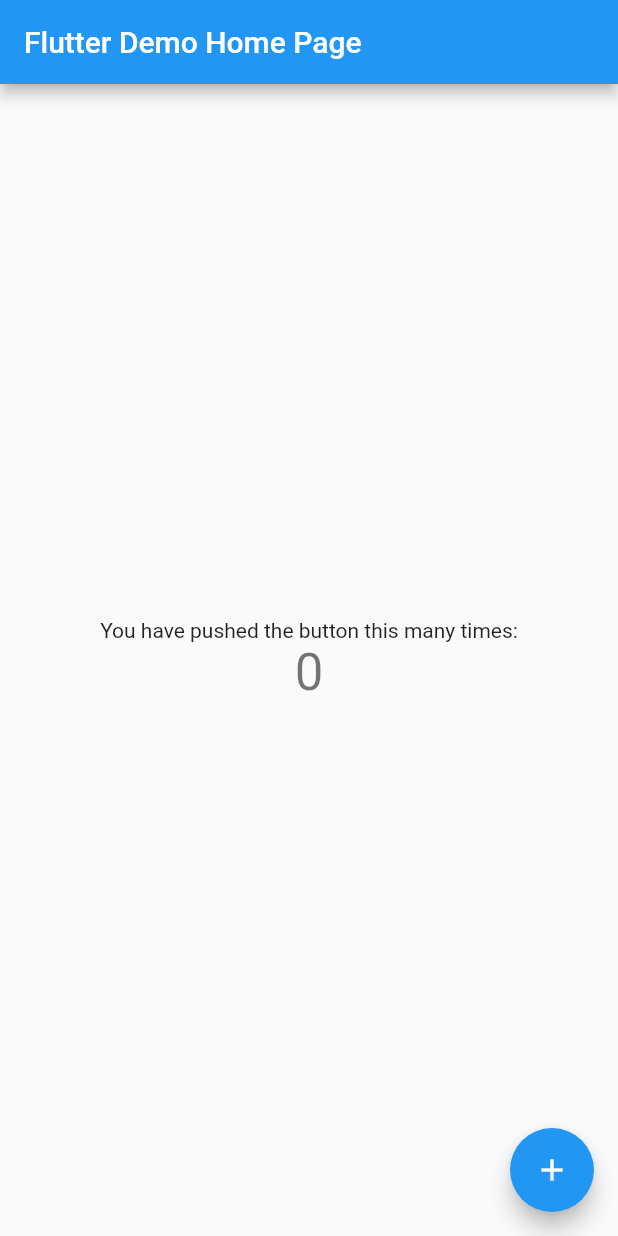
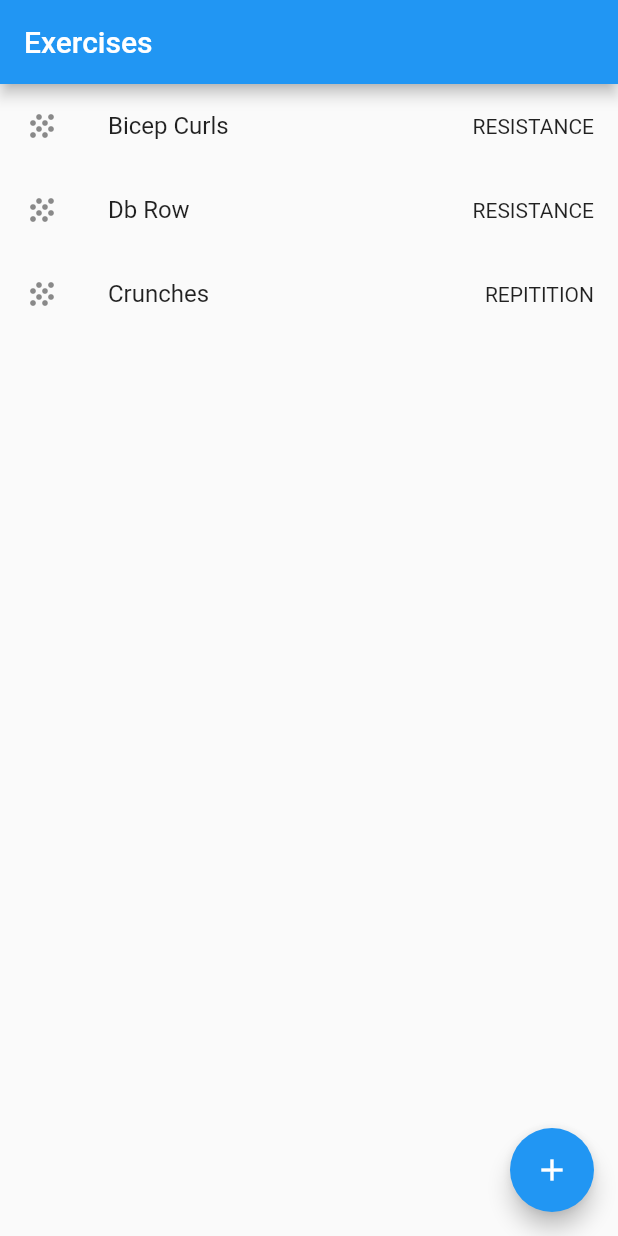
Before and after one commit to beber89/bepumped, a Flutter app: the screen it shows after launch, on a phone screen of 412 x 824 dp. Run offline on Flutter 3.47's test engine with Material 2 defaults, Android fonts, the phone set to English and light mode, and no system bars; our stand-ins replace built_collection, built_value, kiwi; generated files the repository leaves out were written again.

```diff
--- a/lib/main.dart
+++ b/lib/main.dart
@@ -1,4 +1,6 @@
 import 'package:flutter/material.dart';
+
+import 'ui/exercises_list/exercises_list_page.dart';
 
 void main() => runApp(MyApp());
 
@@ -11,7 +13,7 @@
       theme: ThemeData(
         primarySwatch: Colors.blue,
       ),
-      home: MyHomePage(title: 'Flutter Demo Home Page'),
+      home: ExercisesListPage(),
     );
   }
 }
--- a/lib/ui/exercises_list/exercises_list_event.dart
+++ b/lib/ui/exercises_list/exercises_list_event.dart
@@ -0,0 +1,3 @@
+abstract class ExercisesListEvent {}
+
+class InitLoadExerciseList extends ExercisesListEvent{}
--- a/lib/ui/exercises_list/exercises_list_page.dart
+++ b/lib/ui/exercises_list/exercises_list_page.dart
@@ -0,0 +1,46 @@
+import 'package:flutter/material.dart';
+import 'package:bepumped/model/exercise/exercise.dart';
+
+
+
+final List<Exercise> _exercises = [
+  Exercise((b)=>b
+  ..name = "Bicep Curls"
+  ..category = ExerciseCategory.RESISTANCE
+  ),
+  Exercise((b)=>b
+  ..name = "Db Row"
+  ..category = ExerciseCategory.RESISTANCE
+  ),
+  Exercise((b)=>b
+  ..name = "Crunches"
+  ..category = ExerciseCategory.REPITITION
+  )
+];
+
+class ExercisesListPage extends StatelessWidget {
+  Widget build(BuildContext context) {
+    return Scaffold(
+      appBar: AppBar(
+        title: Text("Exercises"),
+      ),
+      body: Center(
+        child: ListView.builder(
+          itemCount: _exercises.length,
+          itemBuilder: (BuildContext ctx, int i){
+            return ListTile(
+              title: Text(_exercises[i].name),
+              leading: Icon(Icons.grain),
+              trailing: Text(_exercises[i].category.toString())
+            );
+          },
+        ),
+      ),
+      floatingActionButton: FloatingActionButton(
+        onPressed: (){},
+        tooltip: 'Increment',
+        child: Icon(Icons.add),
+      ), // This trailing comma makes auto-formatting nicer for build methods.
+    );
+  }
+}
```
Also changed, not shown: lib/injection_container.dart (added, +10 -0 lines), lib/model/exercise/exercise.dart (+34 -0 lines), lib/ui/exercises_list/exercises_list_state.dart (+30 -0 lines), lib/model/exercise/exercise.g.dart, lib/model/serializers.g.dart, lib/ui/add_exercise/add_exercise.dart (added), lib/ui/add_exercise/add_exercise_bloc.dart (added), lib/ui/add_exercise/add_exercise_event.dart (added), lib/ui/add_exercise/add_exercise_page.dart (added), lib/ui/add_exercise/add_exercise_state.dart (added).
